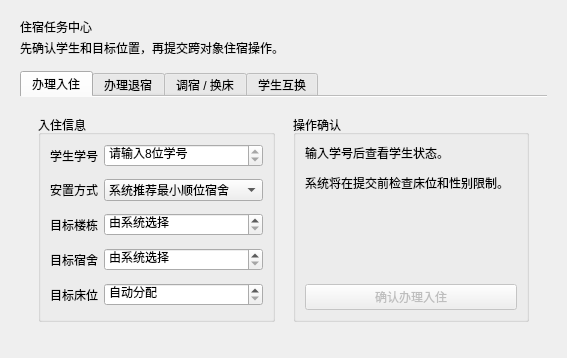
First picture: the form in src/ui/accommodationpage.ui, repository ximeng-y/ShanShi-DormManager, before the edit.
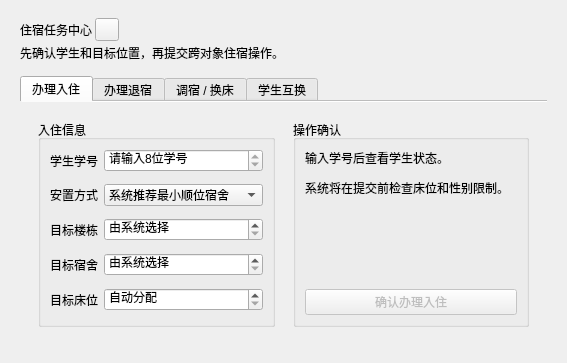
Second picture: the form after the edit. Custom widgets are drawn as their Qt base class.

What changed in the file:
```diff
--- a/src/ui/accommodationpage.ui
+++ b/src/ui/accommodationpage.ui
@@ -6,7 +6,7 @@
    <property name="spacing"><number>14</number></property><property name="leftMargin"><number>20</number></property><property name="topMargin"><number>18</number></property><property name="rightMargin"><number>20</number></property><property name="bottomMargin"><number>18</number></property>
    <item>
     <layout class="QVBoxLayout" name="headingLayout"><property name="spacing"><number>3</number></property>
-     <item><widget class="QLabel" name="headingLabel"><property name="text"><string>住宿任务中心</string></property><property name="pageHeading" stdset="0"><bool>true</bool></property></widget></item>
+     <item><layout class="QHBoxLayout" name="headingTitleLayout"><item><widget class="QLabel" name="headingLabel"><property name="text"><string>住宿任务中心</string></property><property name="pageHeading" stdset="0"><bool>true</bool></property></widget></item><item><widget class="infobutton" name="taskInfoButton"><property name="toolTip"><string>入住、退宿、调宿和交换都会同时核对学生位置与宿舍床位，避免只修改一侧记录。</string></property></widget></item><item><spacer name="headingTitleSpacer"><property name="orientation"><enum>Qt::Orientation::Horizontal</enum></property><property name="sizeHint" stdset="0"><size><width>20</width><height>20</height></size></property></spacer></item></layout></item>
      <item><widget class="QLabel" name="headingDescriptionLabel"><property name="text"><string>先确认学生和目标位置，再提交跨对象住宿操作。</string></property><property name="pageDescription" stdset="0"><bool>true</bool></property></widget></item>
     </layout>
    </item>
@@ -71,6 +71,7 @@
    </item>
   </layout>
  </widget>
+ <customwidgets><customwidget><class>infobutton</class><extends>QToolButton</extends><header>ui/infobutton.h</header></customwidget></customwidgets>
  <resources/>
  <connections/>
 </ui>
```
Left out of the diff: 2 changed lines with no effect on the pictures.
